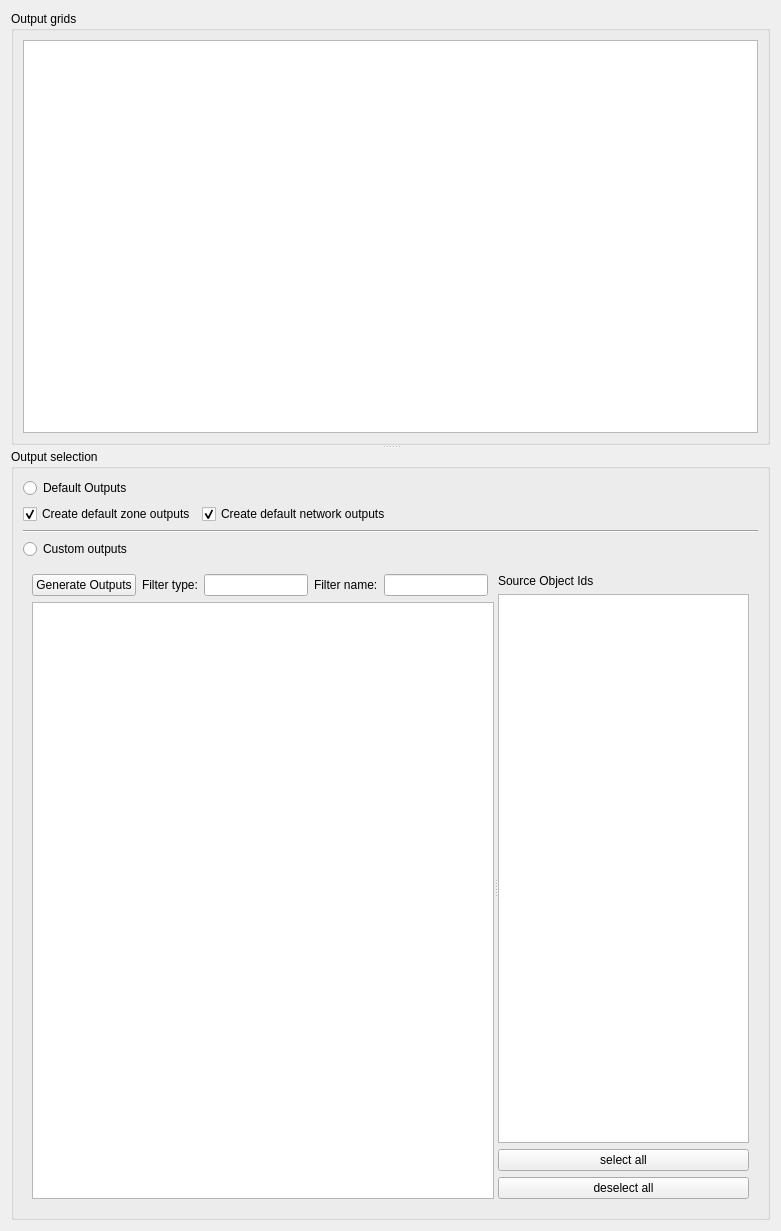
First picture: the form in SIM-VICUS/src/SVSimulationOutputOptions.ui, repository ghorwin/SIM-VICUS, before the edit.
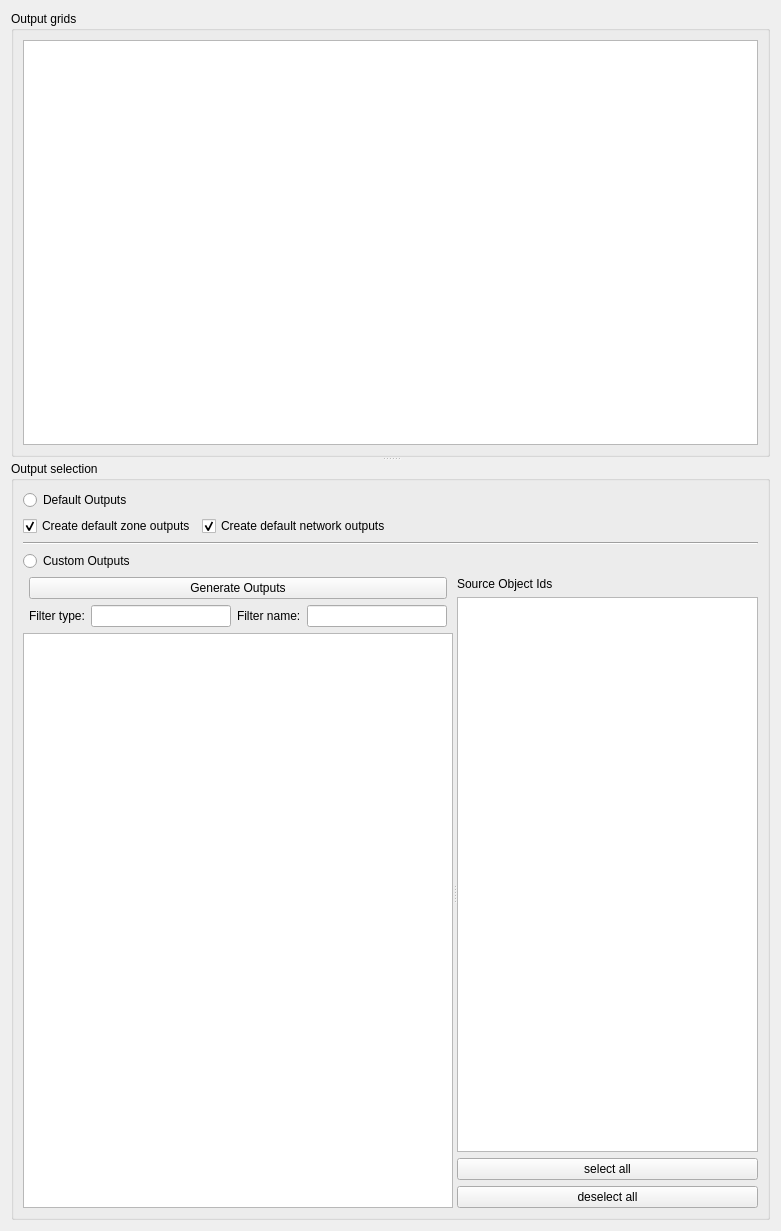
Second picture: the form after the edit.

Commit message: generate output button functionality added

```diff
--- a/SIM-VICUS/src/SVSimulationOutputOptions.ui
+++ b/SIM-VICUS/src/SVSimulationOutputOptions.ui
@@ -92,50 +92,62 @@
        <item>
         <widget class="QRadioButton" name="radioButtonCustom">
          <property name="text">
-          <string>Custom outputs</string>
+          <string>Custom Outputs</string>
          </property>
         </widget>
        </item>
        <item>
         <widget class="QWidget" name="widget" native="true">
          <layout class="QGridLayout" name="gridLayout_3">
-          <item row="0" column="1">
+          <property name="leftMargin">
+           <number>0</number>
+          </property>
+          <property name="topMargin">
+           <number>0</number>
+          </property>
+          <property name="rightMargin">
+           <number>0</number>
+          </property>
+          <property name="bottomMargin">
+           <number>0</number>
+          </property>
+          <item row="0" column="0">
            <widget class="QSplitter" name="splitter_2">
             <property name="orientation">
              <enum>Qt::Horizontal</enum>
             </property>
             <widget class="QWidget" name="">
              <layout class="QGridLayout" name="gridLayout_2">
-              <item row="0" column="3">
+              <item row="2" column="0" colspan="6">
+               <widget class="QTableView" name="tableViewOutputList"/>
+              </item>
+              <item row="1" column="3">
                <widget class="QLabel" name="label_3">
                 <property name="text">
                  <string>Filter name:</string>
                 </property>
                </widget>
               </item>
-              <item row="0" column="1">
+              <item row="1" column="1">
                <widget class="QLabel" name="label">
                 <property name="text">
                  <string>Filter type:</string>
                 </property>
                </widget>
               </item>
-              <item row="0" column="2">
+              <item row="1" column="2">
                <widget class="QLineEdit" name="lineEditType"/>
               </item>
-              <item row="0" column="4">
+              <item row="1" column="4">
                <widget class="QLineEdit" name="lineEditName"/>
               </item>
-              <item row="0" column="0">
+              <item row="0" column="1" colspan="4">
                <widget class="QPushButton" name="pushButton">
                 <property name="text">
                  <string>Generate Outputs</string>
                 </property>
                </widget>
               </item>
-              <item row="1" column="0" colspan="6">
-               <widget class="QTableView" name="tableViewOutputList"/>
-              </item>
              </layout>
             </widget>
             <widget class="QWidget" name="">
```
The commit also changes 2 other files.
